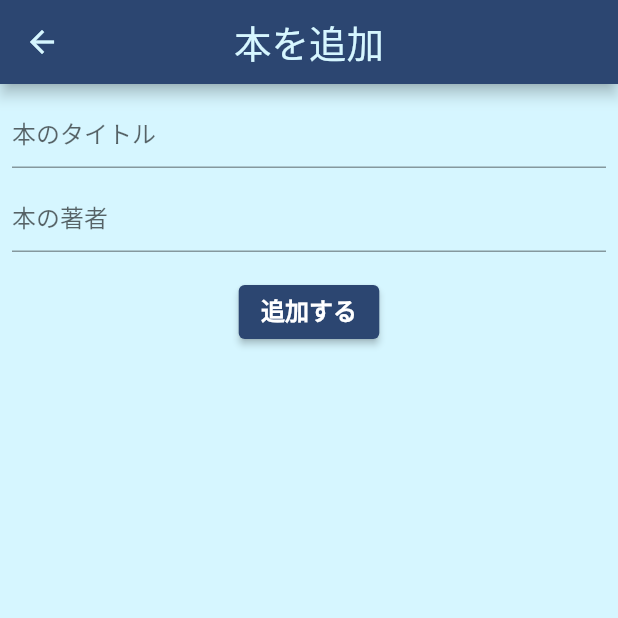
After one commit to TajimaMiho/SoundFit, a Flutter app: the AddShopPage screen opened directly, on a phone screen of 412 x 824 dp, the top half of it. The commit adds this screen. Run offline on Flutter 3.47's test engine with Material 2 defaults, Android fonts, the phone set to English and light mode, and no system bars; our stand-ins replace cloud_firestore, firebase_auth, firebase_core, flutter_riverpod, flutter_svg, freezed_annotation and 3 more; missing offline and left inert: dart:html; accounts and stored records are empty.

Commit message:
add_shop

```diff
--- /dev/null
+++ b/lib/models/add_shop_class.dart
@@ -0,0 +1,5 @@
+class Shop {
+  Shop(this.title, this.author);
+  String? title;
+  String? author;
+}
--- a/lib/top_page_route.dart
+++ b/lib/top_page_route.dart
@@ -4,7 +4,7 @@ import 'package:flutter_svg/flutter_svg.dart';
 import 'package:mycloud/config/styles.dart';
 import 'package:mycloud/models/user/user.dart';
 import 'package:mycloud/provider/login_provider.dart';
-import 'package:mycloud/view/top/add_page.dart';
+import 'package:mycloud/view/top/add/add_page.dart';
 import 'package:mycloud/view/top/my_page.dart';
 import 'package:mycloud/view/top/top_page.dart';
 
--- /dev/null
+++ b/lib/view/top/add/add_shop_model.dart
@@ -0,0 +1,23 @@
+import 'package:flutter/material.dart';
+import 'package:cloud_firestore/cloud_firestore.dart';
+
+class AddShopModel extends ChangeNotifier {
+  String? title;
+  String? author;
+
+  Future addShop() async {
+    if (title == null || title == "") {
+      throw 'タイトルが入力されていません';
+    }
+
+    if (author == null || author!.isEmpty) {
+      throw '著者が入力されていません';
+    }
+
+    // firestoreに追加
+    await FirebaseFirestore.instance.collection('books').add({
+      'title': title,
+      'author': author,
+    });
+  }
+}
--- /dev/null
+++ b/lib/view/top/add/add_shop_page.dart
@@ -0,0 +1,70 @@
+import 'dart:html';
+
+import 'package:cloud_firestore/cloud_firestore.dart';
+import 'package:flutter/material.dart';
+import 'package:mycloud/service/providers_provider.dart';
+import 'package:mycloud/view/top/add/add_shop_model.dart';
+import 'package:provider/provider.dart';
+
+class AddShopPage extends StatelessWidget {
+  @override
+  Widget build(BuildContext context) {
+    return ChangeNotifierProvider<AddShopModel>(
+      create: (_) => AddShopModel(),
+      child: Scaffold(
+        appBar: AppBar(
+          title: Text('本を追加'),
+        ),
+        body: Center(
+          child: Consumer<AddShopModel>(builder: (context, model, child) {
+            return Padding(
+              padding: const EdgeInsets.all(8.0),
+              child: Column(
+                children: [
+                  TextField(
+                    decoration: InputDecoration(
+                      hintText: '本のタイトル',
+                    ),
+                    onChanged: (text) {
+                      model.title = text;
+                    },
+                  ),
+                  SizedBox(
+                    height: 8,
+                  ),
+                  TextField(
+                    decoration: InputDecoration(
+                      hintText: '本の著者',
+                    ),
+                    onChanged: (text) {
+                      model.author = text;
+                    },
+                  ),
+                  SizedBox(
+                    height: 16,
+                  ),
+                  ElevatedButton(
+                    onPressed: () async {
+                      // 追加の処理
+                      try {
+                        await model.addShop();
+                        Navigator.of(context).pop(true);
+                      } catch (e) {
+                        final snackBar = SnackBar(
+                          backgroundColor: Colors.red,
+                          content: Text(e.toString()),
+                        );
+                        ScaffoldMessenger.of(context).showSnackBar(snackBar);
+                      }
+                    },
+                    child: Text('追加する'),
+                  ),
+                ],
+              ),
+            );
+          }),
+        ),
+      ),
+    );
+  }
+}
```
Also changed, not shown: lib/service/providers_provider.dart (+1 -21 lines), lib/view/top/add/add_page.dart (renamed from lib/view/top/add_page.dart, +31 -6 lines), lib/view/top/add/add_page_model.dart (added, +22 -0 lines), lib/models/shop_list_class.dart (renamed from lib/models/add_shop.dart).
